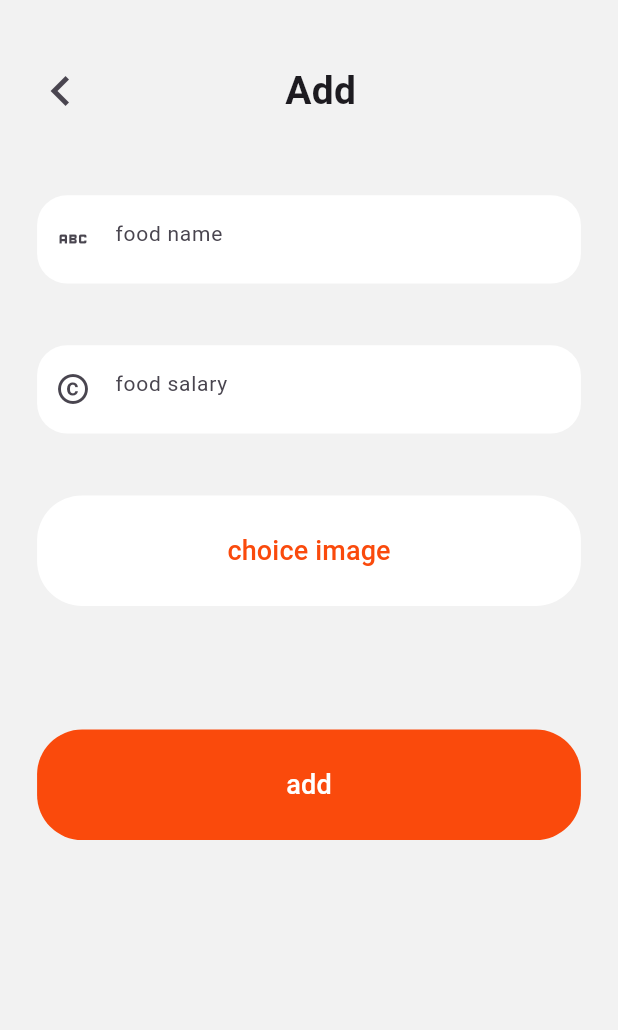
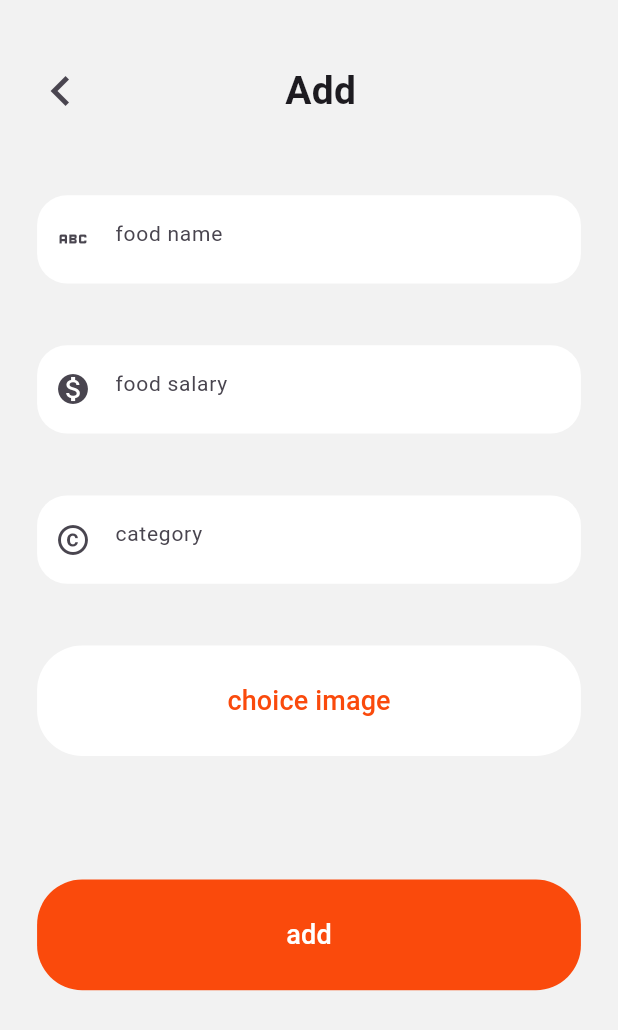
Before and after one commit to Fady4Mohamed/admin_caleb_g, a Flutter app: the screen it shows after launch, after a tap on "add", on a phone screen of 412 x 824 dp. Shown: the top 1030 px of the screen. Run offline on Flutter 3.47's test engine with Material 3 defaults, Android fonts, the light colour scheme and no system bars; our stand-ins replace bloc, flutter_bloc, flutter_slidable, font_awesome_flutter.

Commit message:
fix ui error

```diff
--- /dev/null
+++ b/devtools_options.yaml
@@ -0,0 +1 @@
+extensions:
--- a/lib/App/Presentation/Features/Screens/AddView.dart
+++ b/lib/App/Presentation/Features/Screens/AddView.dart
@@ -22,7 +22,6 @@ class AddView extends StatelessWidget {
               height: size.height * .8,
               child: Padding(
                 padding: EdgeInsets.symmetric(horizontal: size.width * .06),
-                child: Expanded(
                 child: ListView(
                                   children: [
                 ncustomtextfield(icon: Icons.abc, hintText: 'food name '),
@@ -30,8 +29,14 @@ class AddView extends StatelessWidget {
                   height: size.height * .05,
                 ),
                 ncustomtextfield(
+                    icon: Icons.monetization_on,
+                    hintText: 'food salary '),
+                SizedBox(
+                  height: size.height * .05,
+                ),
+                ncustomtextfield(
                     icon: Icons.copyright_outlined,
-                        hintText: 'food salary '),
+                    hintText: 'category '),
                 SizedBox(
                   height: size.height * .05,
                 ),
@@ -50,7 +55,7 @@ class AddView extends StatelessWidget {
                   color: AppColors.kMainColor,
                 ),
                                   ],
-                )),
+                                ),
               ),
             )
           ],
--- a/lib/App/Presentation/Features/Screens/deletView.dart
+++ b/lib/App/Presentation/Features/Screens/deletView.dart
@@ -24,7 +24,6 @@ class DeletView
               height: size.height * .8,
               child: Padding(
                 padding: EdgeInsets.symmetric(horizontal: size.width * .06),
-                child: Expanded(
                 child: ListView(
                                   children: [
                 ncustomtextfield(icon: Icons.abc, hintText: 'food name '),
@@ -38,7 +37,7 @@ class DeletView
                   color: AppColors.kMainColor,
                 ),
                                   ],
-                )),
+                                ),
               ),
             )
           ],
--- a/lib/App/Presentation/Features/Screens/editView.dart
+++ b/lib/App/Presentation/Features/Screens/editView.dart
@@ -23,7 +23,6 @@ class editView extends StatelessWidget {
               height: size.height * .8,
               child: Padding(
                 padding: EdgeInsets.symmetric(horizontal: size.width * .06),
-                child: Expanded(
                 child: ListView(
                                   children: [
                 ncustomtextfield(icon: Icons.abc, hintText: 'food name '),
@@ -51,7 +50,7 @@ class editView extends StatelessWidget {
                   color: AppColors.kMainColor,
                 ),
                                   ],
-                )),
+                                ),
               ),
             )
           ],
--- a/lib/App/Presentation/Features/widgets/OrderContainer.dart
+++ b/lib/App/Presentation/Features/widgets/OrderContainer.dart
@@ -15,7 +15,7 @@ class OrderContainer extends StatelessWidget {
   Widget build(BuildContext context) {
     return Container(
       width: size.width * .8,
-      height: size.height * .13,
+      height: size.height * .15,
       decoration: BoxDecoration(boxShadow: [
         BoxShadow(
           color: Colors.grey.withOpacity(0.3), // Color of the shadow
--- a/lib/App/Presentation/Home/screen/windHomeView.dart
+++ b/lib/App/Presentation/Home/screen/windHomeView.dart
@@ -1,5 +1,3 @@
-import 'dart:js_util';
-
 import 'package:admin_caleb_g/App/Data/Manager/cubit/chrom_ui_cubit.dart';
 import 'package:admin_caleb_g/App/Presentation/Features/Screens/AddView.dart';
 import 'package:admin_caleb_g/App/Presentation/Features/Screens/deletView.dart';
```
Lines whose indentation alone changed are shown as unchanged.
